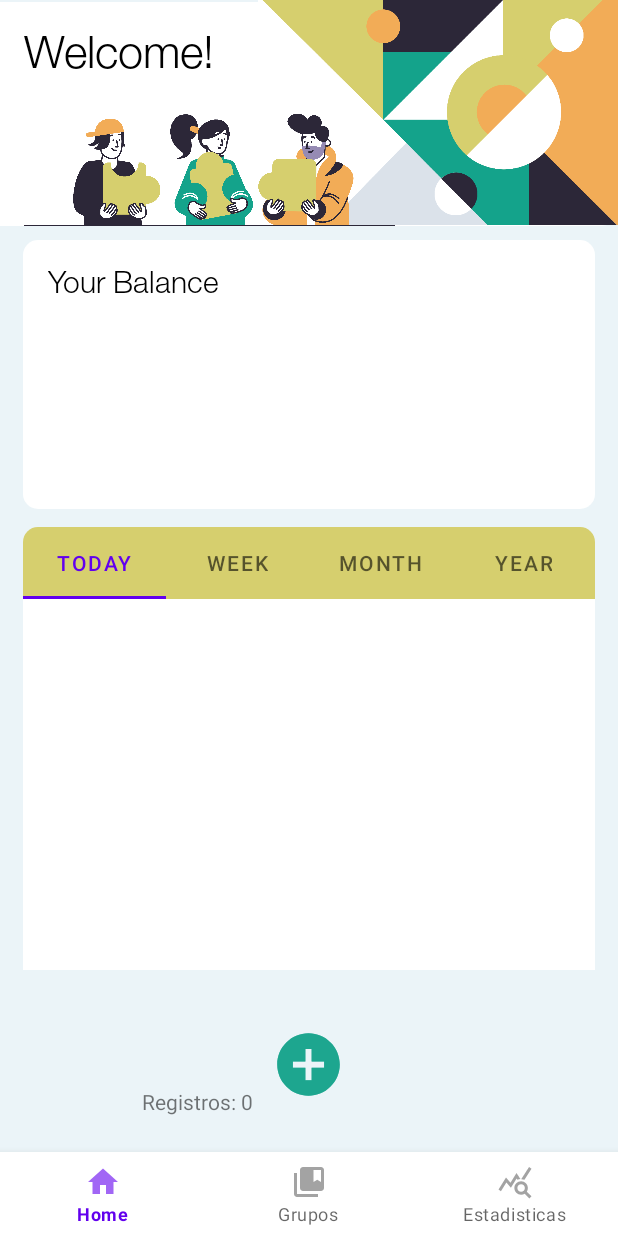
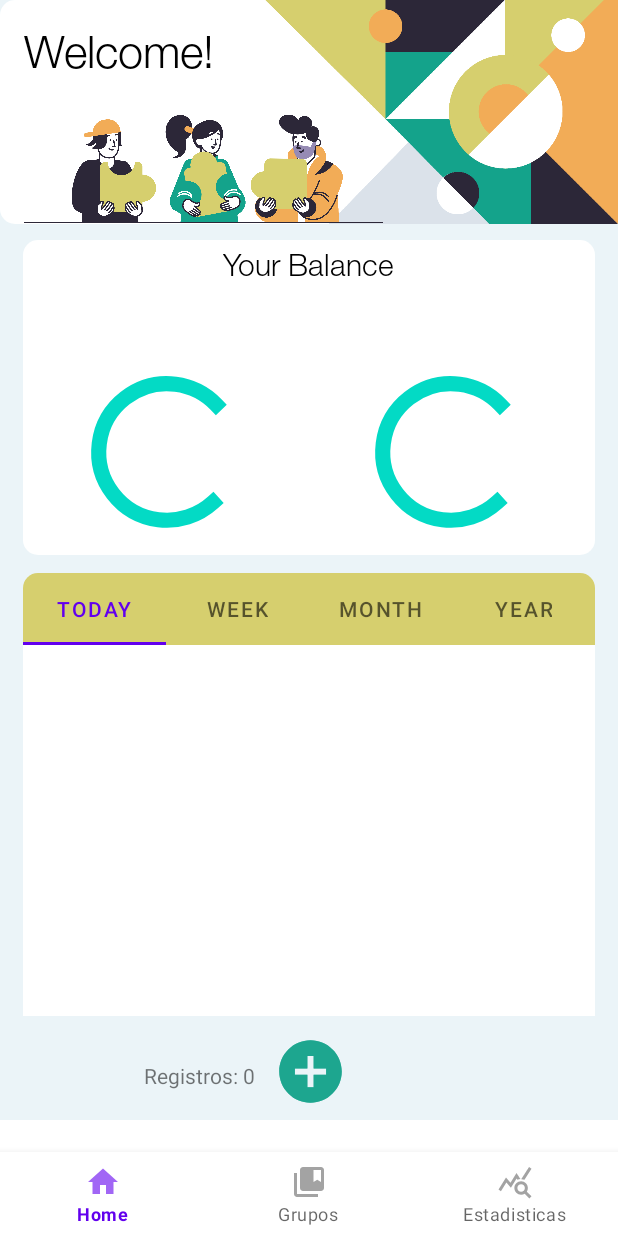
Before and after one commit to alejandroat99/ControlGastosLight, an Android app: the screen it shows after launch (MainActivity), on a phone screen of 412 x 824 dp. Run offline under Robolectric (Android 15) with nearby library versions, the phone set to English and light mode, and no system bars; our stand-ins replace Room's generated code, navigation-ui.

Commit message:
Alineamiento y otros cambios.

```diff
--- a/app/src/main/res/layout/fragment_home.xml
+++ b/app/src/main/res/layout/fragment_home.xml
@@ -8,18 +8,25 @@
     android:orientation="vertical"
     >
 
+    <ScrollView
+        android:layout_width="match_parent"
+        android:layout_height="match_parent">
+
+        <LinearLayout
+            android:layout_width="match_parent"
+            android:layout_height="wrap_content"
+            android:orientation="vertical" >
+
             <androidx.constraintlayout.widget.ConstraintLayout
+                android:id="@+id/mainView"
                 android:layout_width="match_parent"
-        android:layout_height="match_parent"
+                android:layout_height="wrap_content"
                 android:background="@color/p_background">
 
                 <View
                     android:id="@+id/view3"
-            android:layout_width="668dp"
+                    android:layout_width="match_parent"
                     android:layout_height="149dp"
-            android:layout_marginStart="2dp"
-            android:layout_marginTop="1dp"
-            android:layout_marginEnd="1dp"
                     android:background="@drawable/panel_color"
                     app:layout_constraintEnd_toEndOf="parent"
                     app:layout_constraintHorizontal_bias="1.0"
@@ -31,14 +38,17 @@
                     android:layout_width="50dp"
                     android:layout_height="50dp"
                     android:layout_marginTop="12dp"
-            android:layout_marginEnd="181dp"
+                    android:layout_marginEnd="180dp"
                     android:layout_marginBottom="7dp"
                     android:background="@drawable/ic_add"
+                    android:contentDescription="Add a new entry"
+                    android:gravity="center_vertical"
                     android:scaleType="fitXY"
                     android:src="@drawable/ic_add"
                     app:layout_constraintBottom_toBottomOf="parent"
                     app:layout_constraintEnd_toEndOf="parent"
-            app:layout_constraintTop_toBottomOf="@+id/viewPager" />
+                    app:layout_constraintTop_toBottomOf="@+id/viewPager"
+                    app:layout_constraintVertical_bias="1.0" />
 
                 <TextView
                     android:id="@+id/text_test_registros"
@@ -58,9 +68,12 @@
                     android:layout_height="48dp"
                     android:layout_marginStart="15dp"
                     android:layout_marginTop="12dp"
+                    android:layout_marginEnd="15dp"
                     android:background="@drawable/panel_color_medio"
+                    android:gravity="center_vertical"
+                    app:layout_constraintEnd_toEndOf="parent"
                     app:layout_constraintStart_toStartOf="parent"
-            app:layout_constraintTop_toBottomOf="@+id/view4">
+                    app:layout_constraintTop_toBottomOf="@+id/Balance">
 
                     <com.google.android.material.tabs.TabItem
                         android:id="@+id/tabToday"
@@ -91,35 +104,37 @@
                     android:id="@+id/viewPager"
                     android:layout_width="381dp"
                     android:layout_height="247dp"
-            android:layout_marginStart="15dp"
                     android:background="@color/white"
+                    app:layout_constraintEnd_toEndOf="parent"
                     app:layout_constraintStart_toStartOf="parent"
                     app:layout_constraintTop_toBottomOf="@+id/tabLayout">
 
                 </androidx.viewpager.widget.ViewPager>
 
                 <View
-            android:id="@+id/view4"
+                    android:id="@+id/Balance"
                     android:layout_width="381dp"
-            android:layout_height="179dp"
-            android:layout_marginStart="15dp"
+                    android:layout_height="210dp"
                     android:layout_marginTop="160dp"
                     android:background="@drawable/panel_color"
+                    android:foregroundGravity="center_vertical"
+                    app:layout_constraintEnd_toEndOf="parent"
                     app:layout_constraintStart_toStartOf="parent"
                     app:layout_constraintTop_toTopOf="parent" />
 
                 <TextView
+                    android:gravity="center_vertical"
                     android:id="@+id/tVWelcome"
                     android:layout_width="wrap_content"
                     android:layout_height="wrap_content"
-            android:layout_marginStart="32dp"
-            android:layout_marginTop="15dp"
+                    android:layout_marginTop="4dp"
                     android:fontFamily="@font/helvetica_neue_light"
                     android:text="@string/Balance"
                     android:textColor="@color/black"
                     android:textSize="20dp"
+                    app:layout_constraintEnd_toEndOf="parent"
                     app:layout_constraintStart_toStartOf="parent"
-            app:layout_constraintTop_toTopOf="@+id/view4" />
+                    app:layout_constraintTop_toTopOf="@+id/Balance" />
 
                 <TextView
                     android:id="@+id/tVRevenue"
@@ -137,21 +152,44 @@
                 <ImageView
                     android:id="@+id/imageView3"
                     android:layout_width="240dp"
-            android:layout_height="150dp"
+                    android:layout_height="149dp"
+                    android:layout_marginStart="173dp"
                     android:src="@drawable/component_flap_global_artwork"
-            app:layout_constraintEnd_toEndOf="parent"
+                    app:layout_constraintStart_toStartOf="@+id/view3"
                     app:layout_constraintTop_toTopOf="parent" />
 
                 <ImageView
                     android:id="@+id/imageView4"
-            android:layout_width="247dp"
-            android:layout_height="88dp"
+                    android:layout_width="239dp"
+                    android:layout_height="73dp"
                     android:layout_marginStart="16dp"
-            android:layout_marginTop="69dp"
+                    android:layout_marginTop="76dp"
                     android:src="@drawable/team_at_work_solid"
                     app:layout_constraintStart_toStartOf="parent"
                     app:layout_constraintTop_toTopOf="parent" />
 
+                <ProgressBar
+                    android:id="@+id/progressBar"
+                    style="?android:attr/progressBarStyle"
+                    android:layout_width="160dp"
+                    android:layout_height="121dp"
+                    android:layout_marginStart="16dp"
+                    android:layout_marginBottom="8dp"
+                    app:layout_constraintBottom_toBottomOf="@+id/Balance"
+                    app:layout_constraintStart_toStartOf="@+id/Balance" />
+
+                <ProgressBar
+                    android:id="@+id/progressBar2"
+                    style="?android:attr/progressBarStyle"
+                    android:layout_width="160dp"
+                    android:layout_height="121dp"
+                    android:layout_marginEnd="16dp"
+                    android:layout_marginBottom="8dp"
+                    app:layout_constraintBottom_toBottomOf="@+id/Balance"
+                    app:layout_constraintEnd_toEndOf="@+id/Balance" />
+
             </androidx.constraintlayout.widget.ConstraintLayout>
+        </LinearLayout>
+    </ScrollView>
 
 </FrameLayout>
```
Lines whose indentation alone changed are shown as unchanged.
